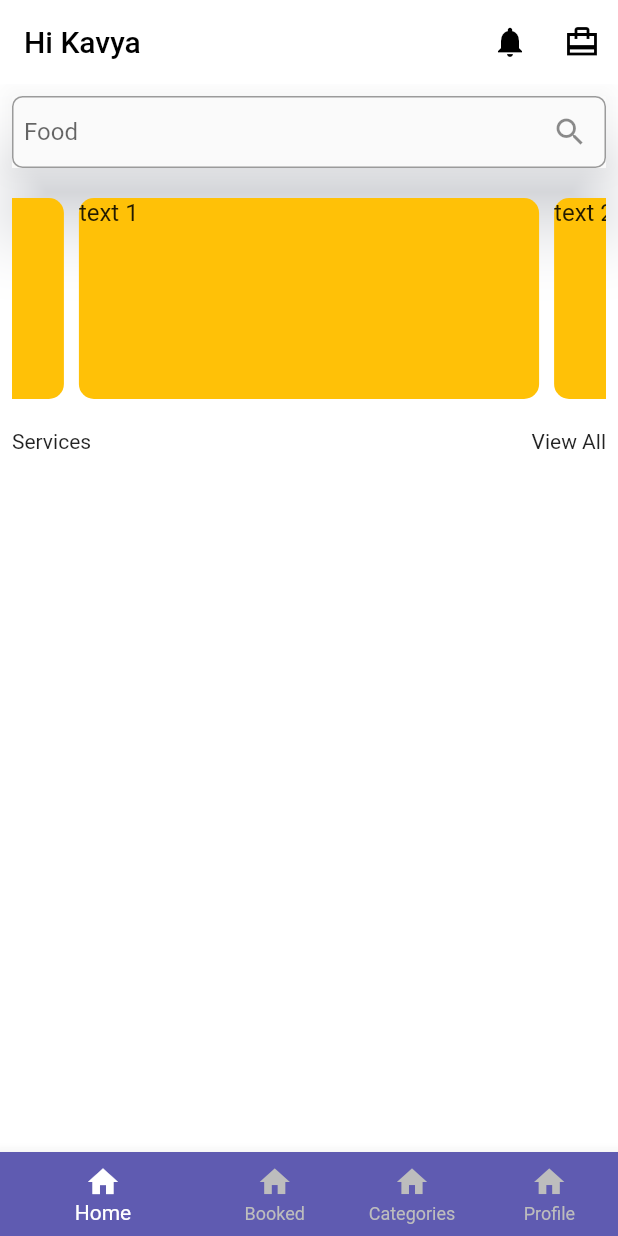
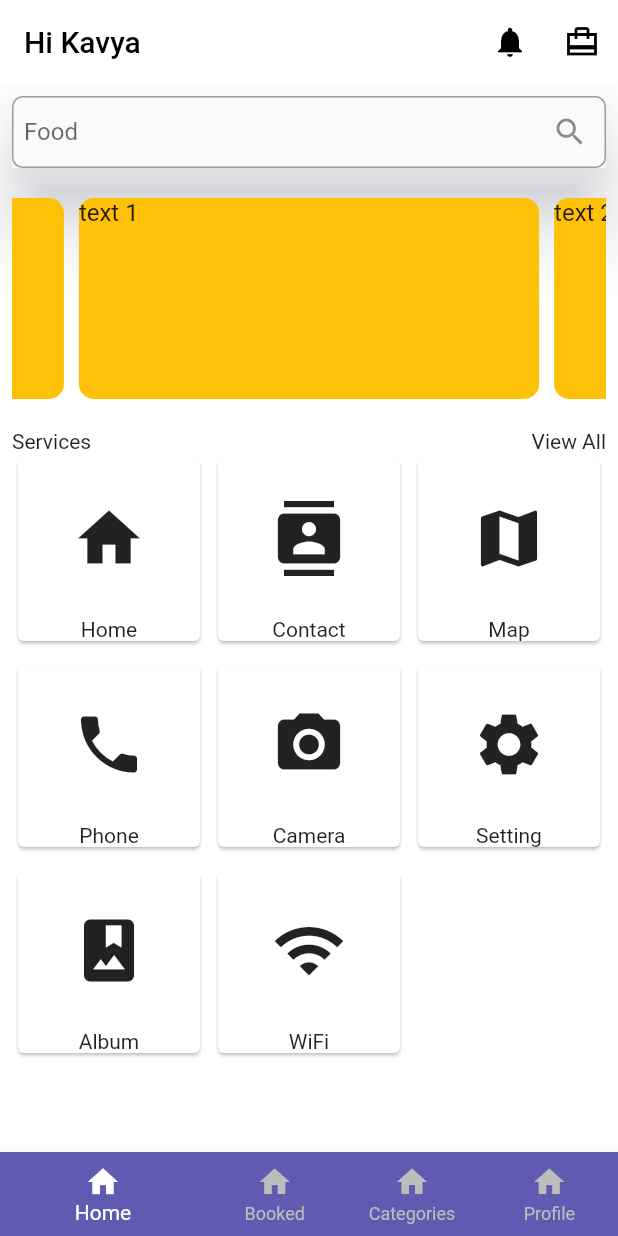
Before and after one commit to KavyaTB/onDemandService, a Flutter app: the screen it shows after launch, on a phone screen of 412 x 824 dp. Run offline on Flutter 3.47's test engine with Material 2 defaults, Android fonts, the phone set to English and light mode, and no system bars; drawn by our look-alikes of carousel_slider; our stand-ins replace get.

```diff
--- a/lib/screens/homescreen.dart
+++ b/lib/screens/homescreen.dart
@@ -2,6 +2,7 @@ import 'package:flutter/material.dart';
 import 'package:flutter_application_2/components/advertisementslider.dart';
 import 'package:flutter_application_2/components/bottomnavbar.dart';
 import 'package:flutter_application_2/constants.dart';
+import 'package:flutter_application_2/utils/colors.dart';
 
 class Homescreen extends StatelessWidget {
   const Homescreen({Key? key}) : super(key: key);
@@ -60,9 +61,58 @@ class Homescreen extends StatelessWidget {
               mainAxisAlignment: MainAxisAlignment.spaceBetween,
               children: [const Text('Services'), const Text('View All')],
             ),
+            GridView.count(
+                shrinkWrap: true,
+                crossAxisCount: 3,
+                crossAxisSpacing: 4.0,
+                mainAxisSpacing: 8.0,
+                children: List.generate(choices.length, (index) {
+                  return Center(
+                    child: SelectCard(choice: choices[index]),
+                  );
+                }))
           ],
         ),
       ),
     );
   }
 }
+
+class Choice {
+  const Choice({required this.title, required this.icon});
+  final String title;
+  final IconData icon;
+}
+
+const List<Choice> choices = const <Choice>[
+  const Choice(title: 'Home', icon: Icons.home),
+  const Choice(title: 'Contact', icon: Icons.contacts),
+  const Choice(title: 'Map', icon: Icons.map),
+  const Choice(title: 'Phone', icon: Icons.phone),
+  const Choice(title: 'Camera', icon: Icons.camera_alt),
+  const Choice(title: 'Setting', icon: Icons.settings),
+  const Choice(title: 'Album', icon: Icons.photo_album),
+  const Choice(title: 'WiFi', icon: Icons.wifi),
+];
+
+class SelectCard extends StatelessWidget {
+  const SelectCard({Key? key, required this.choice}) : super(key: key);
+  final Choice choice;
+
+  @override
+  Widget build(BuildContext context) {
+    return Card(
+        elevation: 1,
+        color: kPrimaryLightColor,
+        child: Center(
+          child: Column(
+              crossAxisAlignment: CrossAxisAlignment.center,
+              children: <Widget>[
+                Expanded(child: Icon(choice.icon, size: 50.0)),
+                Text(
+                  choice.title,
+                ),
+              ]),
+        ));
+  }
+}
--- a/lib/utils/colors.dart
+++ b/lib/utils/colors.dart
@@ -1,6 +1,6 @@
 import 'package:flutter/material.dart';
 
 const kPrimaryColor = Color(0xFF5F5BB1);
-const kPrimaryLightColor = Color(0xFFFFECDF);
+const kPrimaryLightColor = Color(0xFFFFFFFF);
 const kSecondaryColor = Color(0xFF979797);
 const kTextColor = Color(0xFF757575);
--- a/pubspec.yaml
+++ b/pubspec.yaml
@@ -59,9 +59,9 @@ flutter:
   uses-material-design: true
 
   # To add assets to your application, add an assets section, like this:
-  # assets:
-  #   - images/a_dot_burr.jpeg
-  #   - images/a_dot_ham.jpeg
+assets:
+  - assets/icons/
+  - assets/images/
 
   # An image asset can refer to one or more resolution-specific "variants", see
   # https://flutter.dev/assets-and-images/#resolution-aware.
```
